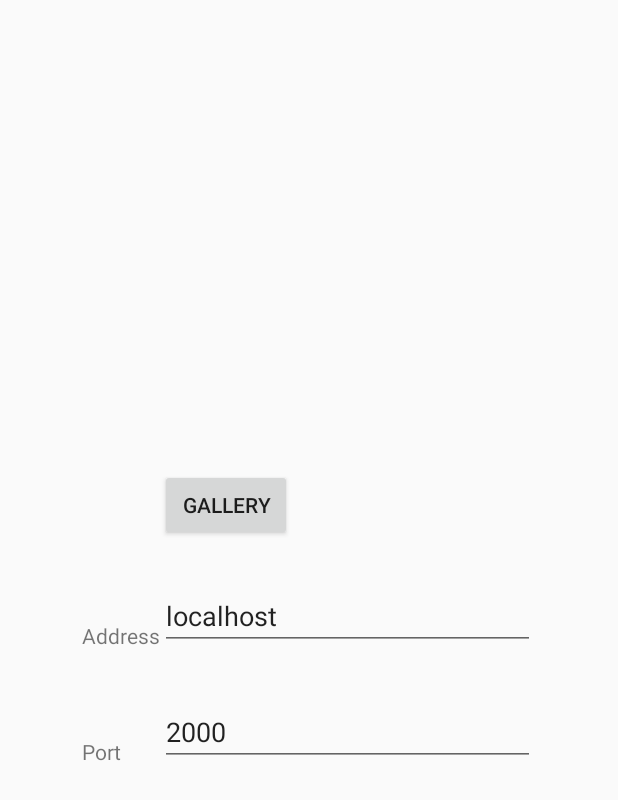
After one commit to kyznano/CrowdCounting, an Android app: the layout settings.xml on its own in the app's theme, with its tools: preview values and no code run, on a phone screen of 412 x 824 dp. The commit adds this screen. Shown: the top 800 px of the screen. Run offline under Robolectric (Android 15) with nearby library versions, the phone set to English and light mode, and no system bars.

Commit message:
Use icon, add setting dialog

```diff
--- /dev/null
+++ b/CrowdCounting/app/src/main/res/layout/settings.xml
@@ -0,0 +1,59 @@
+<?xml version="1.0" encoding="utf-8"?>
+<RelativeLayout xmlns:android="http://schemas.android.com/apk/res/android"
+    android:layout_width="match_parent"
+    android:layout_height="match_parent"
+    android:background="@android:color/transparent"
+    android:gravity="center"
+    android:id="@+id/rel_settings">
+
+    <Button
+        android:layout_width="wrap_content"
+        android:layout_height="wrap_content"
+        android:text="Gallery"
+        android:id="@+id/button"
+        android:layout_centerVertical="true"
+        android:layout_centerHorizontal="true" />
+
+    <EditText
+        android:layout_width="wrap_content"
+        android:layout_height="wrap_content"
+        android:id="@+id/editText"
+        android:layout_below="@+id/button"
+        android:layout_alignLeft="@+id/button"
+        android:layout_alignStart="@+id/button"
+        android:layout_marginTop="27dp"
+        android:layout_alignParentRight="true"
+        android:layout_alignParentEnd="true"
+        android:text="localhost" />
+
+    <EditText
+        android:layout_width="wrap_content"
+        android:layout_height="wrap_content"
+        android:id="@+id/editText2"
+        android:layout_below="@+id/editText"
+        android:layout_alignLeft="@+id/editText"
+        android:layout_alignStart="@+id/editText"
+        android:layout_marginTop="32dp"
+        android:layout_alignRight="@+id/editText"
+        android:layout_alignEnd="@+id/editText"
+        android:text="2000" />
+
+    <TextView
+        android:layout_width="wrap_content"
+        android:layout_height="wrap_content"
+        android:text="Address"
+        android:id="@+id/textView"
+        android:layout_above="@+id/editText2"
+        android:layout_toLeftOf="@+id/editText"
+        android:layout_toStartOf="@+id/editText" />
+
+    <TextView
+        android:layout_width="wrap_content"
+        android:layout_height="wrap_content"
+        android:text="Port"
+        android:id="@+id/textView2"
+        android:layout_alignBottom="@+id/editText2"
+        android:layout_alignLeft="@+id/textView"
+        android:layout_alignStart="@+id/textView" />
+
+</RelativeLayout>
```
Also changed, not shown: CrowdCounting/app/src/main/res/layout/imageshow.xml (+4 -3 lines), CrowdCounting/app/src/main/res/layout/screen_app.xml (+15 -13 lines).
